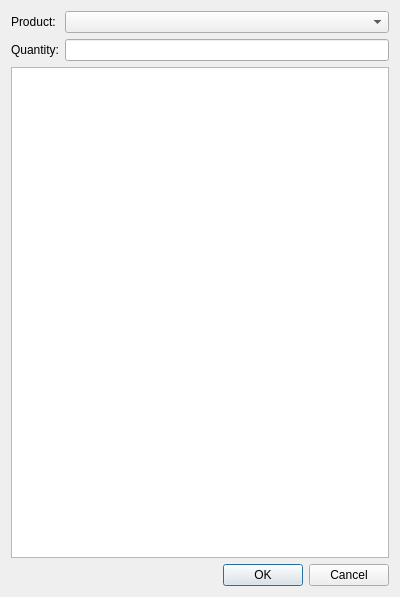
This is addorderdetailwindow.ui in Jaeger790/bntcandles as Qt 5 draws it before an edit. The edited form follows.
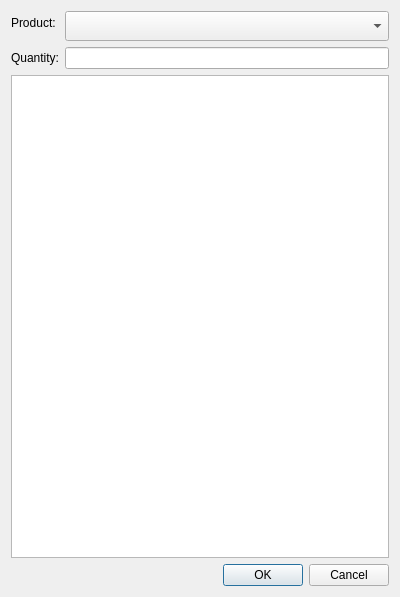
This is the edited form.

What changed in the file:
```diff
--- a/addorderdetailwindow.ui
+++ b/addorderdetailwindow.ui
@@ -27,7 +27,29 @@
       </widget>
      </item>
      <item row="0" column="1">
-      <widget class="QComboBox" name="productCombo"/>
+      <widget class="QComboBox" name="productCombo">
+        <property name="sizePolicy">
+            <sizepolicy hsizetype="MinimumExpanding" vsizetype="Fixed">
+            <horstretch>0</horstretch>
+            <verstretch>0</verstretch>
+            </sizepolicy>
+            </property>
+            <property name="minimumSize">
+            <size>
+            <width>120</width>  <!-- Keep existing or adjust -->
+            <height>30</height> <!-- Your fixed height -->
+            </size>
+            </property>
+            <property name="maximumSize">
+            <size>
+            <width>16777215</width> <!-- Allow full horizontal expansion -->
+            <height>30</height>     <!-- Matches min for fixed height -->
+            </size>
+            </property>
+            <property name="cursor">
+            <cursorShape>PointingHandCursor</cursorShape>
+            </property>
+      </widget>
      </item>
      <item row="1" column="0">
       <widget class="QLabel" name="quantityLabel">
```
